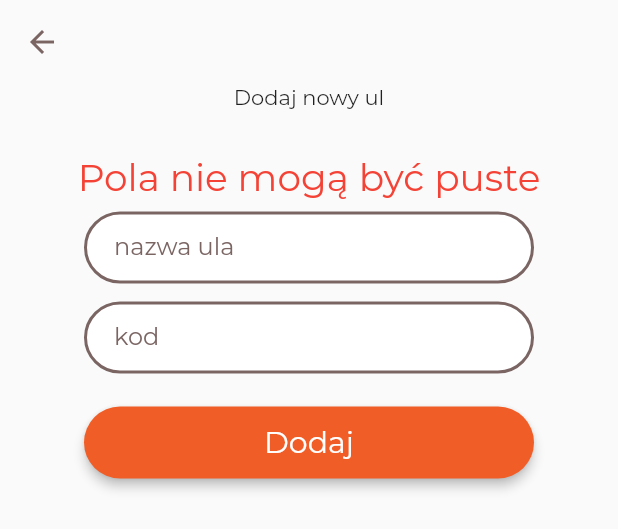
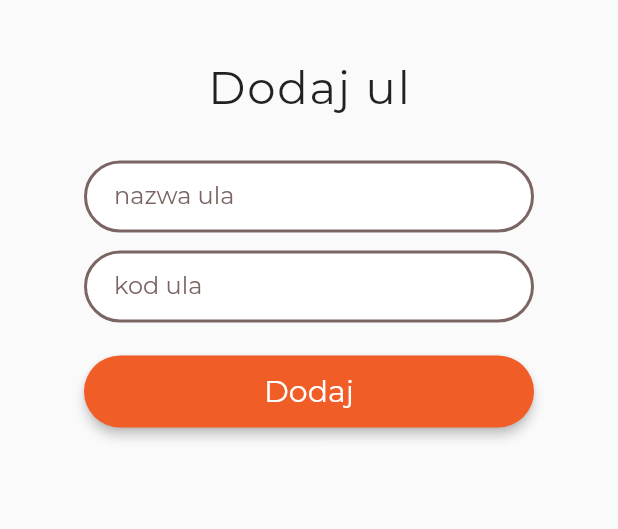
Before and after one commit to krzygrzywygrzy/H.I.V.E, a Flutter app: the AddHive widget shown alone on an empty page, opened directly, after a tap on "Dodaj", on a phone screen of 412 x 824 dp. Shown: the top 529 px of the screen. Run offline on Flutter 3.47's test engine with Material 2 defaults, Android fonts, the phone set to English and light mode, and no system bars; accounts and stored records are empty; network calls fail.

Commit message:
hive add screen update

```diff
--- a/lib/main.dart
+++ b/lib/main.dart
@@ -15,7 +15,7 @@ class MyApp extends StatelessWidget {
         fontFamily: 'Montserrat',
       ),
       // initialRoute: '/',
-      home: LogIn(),
+      home: MyHomePage(),
       /* routes: {
         '/': (context) => LogIn(),
         '/register': (context) => Register(),
--- /dev/null
+++ b/lib/screens/add_hive.dart
@@ -0,0 +1,50 @@
+import 'package:flutter/material.dart';
+import 'package:hive/widgets/styled_input_field.dart';
+import 'package:hive/widgets/login_button.dart';
+
+class AddHive extends StatelessWidget {
+  AddHive({this.email});
+  final String email;
+
+  String hiveName;
+  String hiveCode;
+
+  @override
+  Widget build(BuildContext context) {
+    return SizedBox.expand(
+      child: Column(
+        crossAxisAlignment: CrossAxisAlignment.center,
+        children: <Widget>[
+          SizedBox(
+            height: 40,
+          ),
+          Text(
+            'Dodaj ul',
+            style: TextStyle(fontSize: 30, letterSpacing: 1.2),
+          ),
+          SizedBox(
+            height: 30,
+          ),
+          StyledInputField(
+            hintText: 'nazwa ula',
+            password: false,
+            onChanged: (value) {
+              hiveName = value;
+            },
+          ),
+          StyledInputField(
+            hintText: 'kod ula',
+            password: false,
+            onChanged: (value) {
+              hiveName = value;
+            },
+          ),
+          LogInButton(
+            label: "Dodaj",
+            onPressed: () {},
+          ),
+        ],
+      ),
+    );
+  }
+}
--- a/lib/screens/add_hive_screen.dart
+++ /dev/null
@@ -1,120 +0,0 @@
-import 'package:flutter/material.dart';
-import 'package:hive/const.dart';
-import 'package:hive/screens/main_menu.dart';
-import 'package:hive/widgets/login_button.dart';
-import 'package:hive/widgets/styled_input_field.dart';
-import 'package:hive/services/add_hive.dart';
-import 'package:hive/services/login.dart';
-
-class AddHive extends StatefulWidget {
-  AddHive({this.email, this.password});
-  final String email;
-  final String password;
-  @override
-  _AddHiveState createState() => _AddHiveState();
-}
-
-class _AddHiveState extends State<AddHive> {
-  String hiveCode = '';
-  String hiveName = '';
-  String warning = '';
-
-  Future add() async {
-    if (hiveCode != '' && hiveName != '') {
-      String message = await HiveAdd.add(widget.email, hiveCode, hiveName);
-      if (message == 'done') {
-        var response =
-            await GetData.getPrimaryData(widget.email, widget.password);
-        if (response != 'error') {
-          Navigator.push(
-              context,
-              MaterialPageRoute(
-                  builder: (context) => MyHomePage(
-                        response: response,
-                      )));
-        }
-      } else if (message == 'error') {
-        setState(() {
-          warning = 'Wystąpił błąd';
-        });
-      } else {
-        setState(() {
-          warning = message;
-        });
-      }
-    } else {
-      setState(() {
-        warning = 'Pola nie mogą być puste';
-      });
-    }
-  }
-
-  @override
-  Widget build(BuildContext context) {
-    return Scaffold(
-      appBar: AppBar(
-        backgroundColor: Colors.transparent,
-        elevation: 0,
-        leading: GestureDetector(
-          onTap: () {
-            Navigator.pop(context);
-          },
-          child: Icon(
-            Icons.arrow_back,
-            color: Color(kBrown),
-          ),
-        ),
-      ),
-      body: SafeArea(
-        child: Column(
-          crossAxisAlignment: CrossAxisAlignment.center,
-          children: <Widget>[
-            Container(
-              child: Align(
-                alignment: Alignment.center,
-                child: Text(
-                  'Dodaj nowy ul',
-                  style: TextStyle(),
-                ),
-              ),
-            ),
-            SizedBox(
-              height: 30,
-            ),
-            Text(
-              '$warning',
-              style: kWarning,
-            ),
-            SizedBox(
-              height: 8,
-            ),
-            StyledInputField(
-              password: false,
-              hintText: 'nazwa ula',
-              onChanged: (value) {
-                setState(() {
-                  hiveName = value;
-                });
-              },
-            ),
-            StyledInputField(
-              password: false,
-              hintText: 'kod',
-              onChanged: (value) {
-                setState(() {
-                  hiveCode = value;
-                });
-              },
-            ),
-            LogInButton(
-              label: 'Dodaj',
-              onPressed: () async {
-                add();
-              },
-            ),
-          ],
-        ),
-      ),
-    );
-  }
-}
--- a/lib/screens/log_in_screen.dart
+++ b/lib/screens/log_in_screen.dart
@@ -14,6 +14,12 @@ class _LogInState extends State<LogIn> {
   String email = 'jan@wp.pl';
   String password = 'kwakwa5!';
   String warning = '';
+
+  @override
+  void initState()  {
+    super.initState();
+  }
+
 
   Future logIn() async {
     String response = await GetData.getPrimaryData(email, password);
--- a/lib/screens/main_menu.dart
+++ b/lib/screens/main_menu.dart
@@ -31,7 +31,7 @@ class _MyHomePageState extends State<MyHomePage> {
           humidity: 3,
           pressure: 3,
           pm10: 3,
-          pm25: 3));
+          pm25: 13));
     }
   }
 
--- a/lib/services/login.dart
+++ b/lib/services/login.dart
@@ -28,6 +28,7 @@ class GetData {
     } catch (e) {
       data = 'error';
     }
+    print(data);
     return data;
   }
 }
--- a/lib/widgets/sliver_top_bar.dart
+++ b/lib/widgets/sliver_top_bar.dart
@@ -1,5 +1,6 @@
 import 'package:flutter/material.dart';
 import 'package:hive/const.dart';
+import 'package:hive/screens/add_hive.dart';
 
 class TopBar extends SliverPersistentHeaderDelegate {
   TopBar({this.name});
@@ -52,8 +53,9 @@ class TopBar extends SliverPersistentHeaderDelegate {
           bottom: 10,
           right: 10,
           child: GestureDetector(
-            onTap: (){
-              showBottomSheet(context: context, builder: (context)=> Container());
+            onTap: () {
+              showBottomSheet(
+                  context: context, builder: (context) => AddHive());
             },
             child: Container(
               decoration: BoxDecoration(
```
